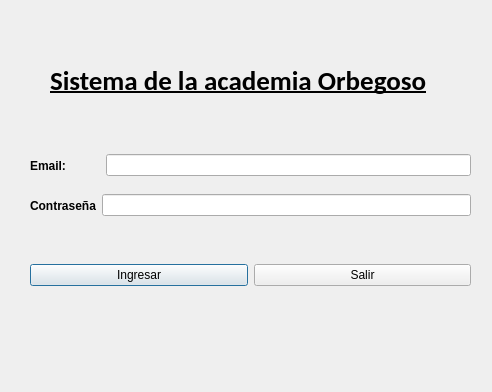
Before: the Qt Designer form Practices/PC2/gui/loginDialog.ui in JMOrbegoso/USS-2021-II-PP, drawn with Qt 5; both pictures show x 160 to 652 and y 0 to 392 of the 842 by 392 pixel window.
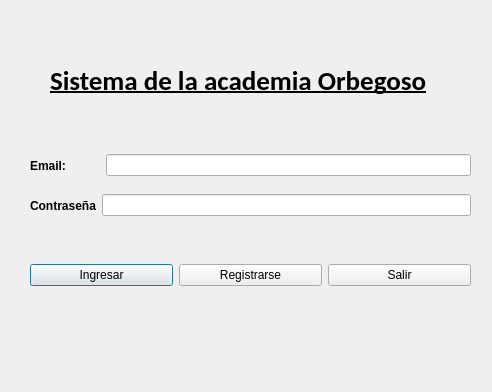
After: the same form once the commit is applied.

Commit message: Update loginDialog to open registerDialog

Diff of the .ui file:
```diff
--- a/Practices/PC2/gui/loginDialog.ui
+++ b/Practices/PC2/gui/loginDialog.ui
@@ -86,6 +86,13 @@
       </property>
      </widget>
     </item>
+    <item>
+     <widget class="QPushButton" name="registerPushButton">
+      <property name="text">
+       <string>Registrarse</string>
+      </property>
+     </widget>
+    </item>
     <item>
      <widget class="QPushButton" name="exitPushButton">
       <property name="text">
```
The commit also changes 2 other files.
